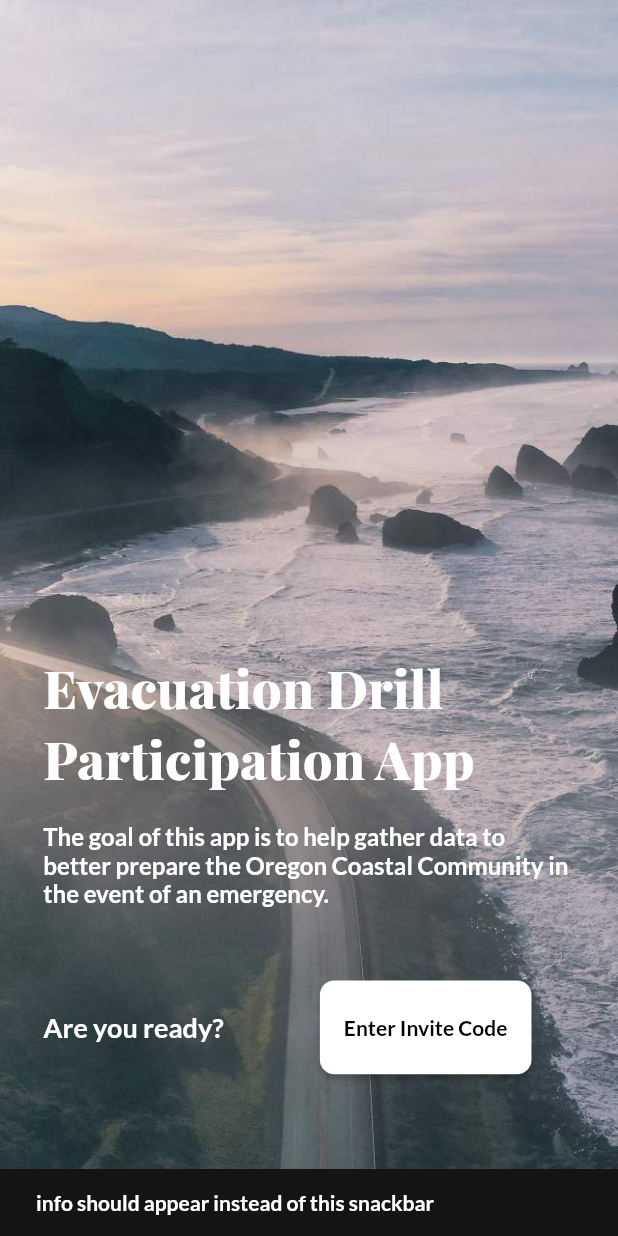
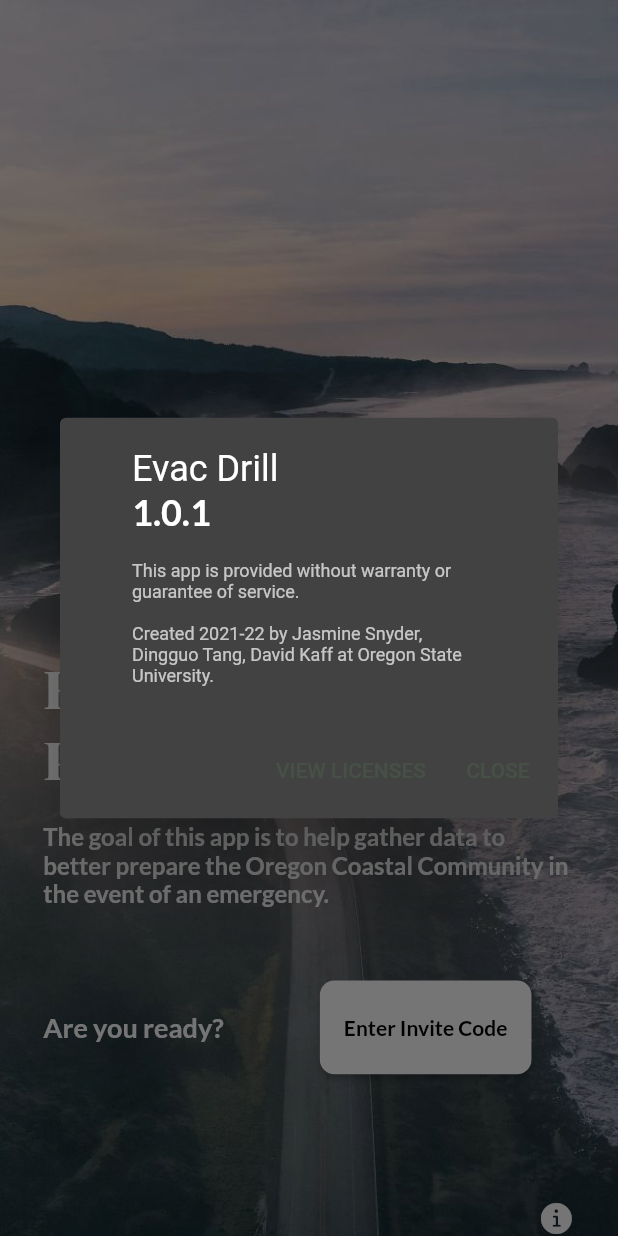
Before and after one commit to shenyang0111ucf/oregon-state-evacuation-app, a Flutter app: the screen it shows after launch, after a tap on an icon or button, on a phone screen of 412 x 824 dp. Run offline on Flutter 3.47's test engine with Material 2 defaults, Android fonts, the light colour scheme and no system bars; our stand-ins replace carousel_slider, cloud_firestore, firebase_core, firebase_storage, google_fonts, sqflite; missing offline and left inert: survey_kit; accounts and stored records are empty; generated files the repository leaves out were written again; statements that could not run were skipped.

Commit message:
use showAboutDialog

```diff
--- a/evac_app/lib/pages/landing_page.dart
+++ b/evac_app/lib/pages/landing_page.dart
@@ -124,9 +124,11 @@ class LandingPage extends StatelessWidget {
                   onTap: () {
                     /// #101: This Icon should present app info "about dialog" on
                     /// tap. Remove the "showSnackBar" when implementing.
-                    ScaffoldMessenger.of(context).showSnackBar(SnackBar(
-                        content: Text(
-                            'info should appear instead of this snackbar')));
+                    showAboutDialog(
+                        context: context,
+                        applicationName: 'Evac Drill',
+                        applicationVersion: '1.0.1',
+                        applicationLegalese:'This app is provided without warranty or guarantee of service.\n\nCreated 2021-22 by Jasmine Snyder, Dingguo Tang, David Kaff at Oregon State University.');
                   },
                   child: Icon(
                     CupertinoIcons.info_circle_fill,
```
